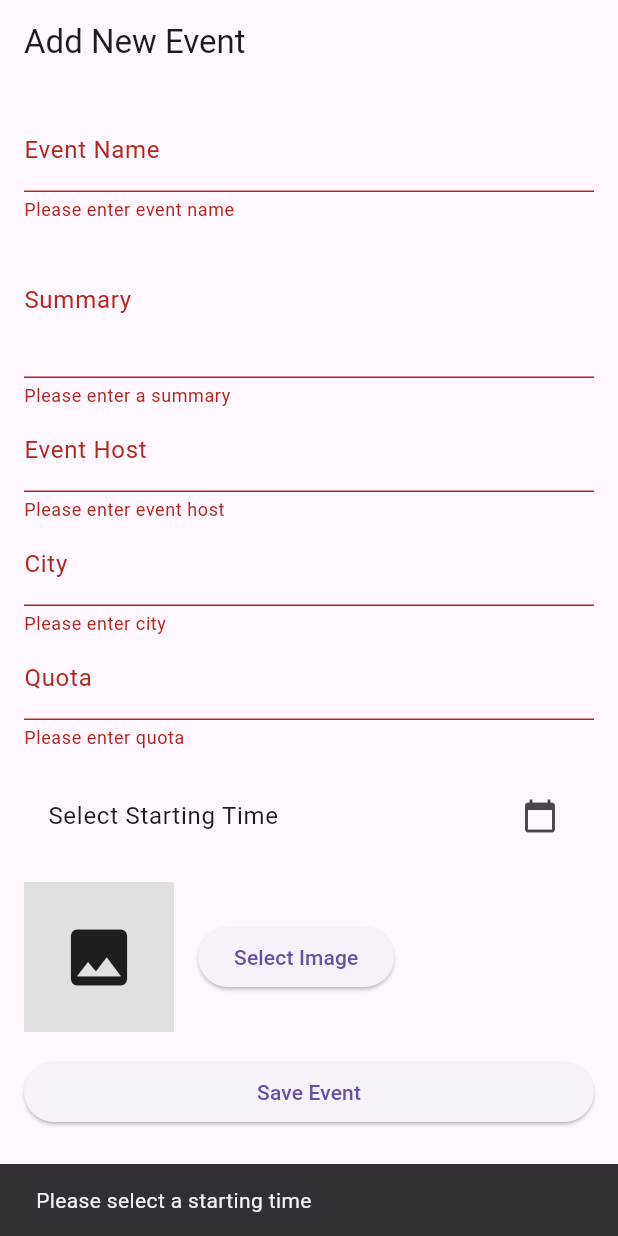
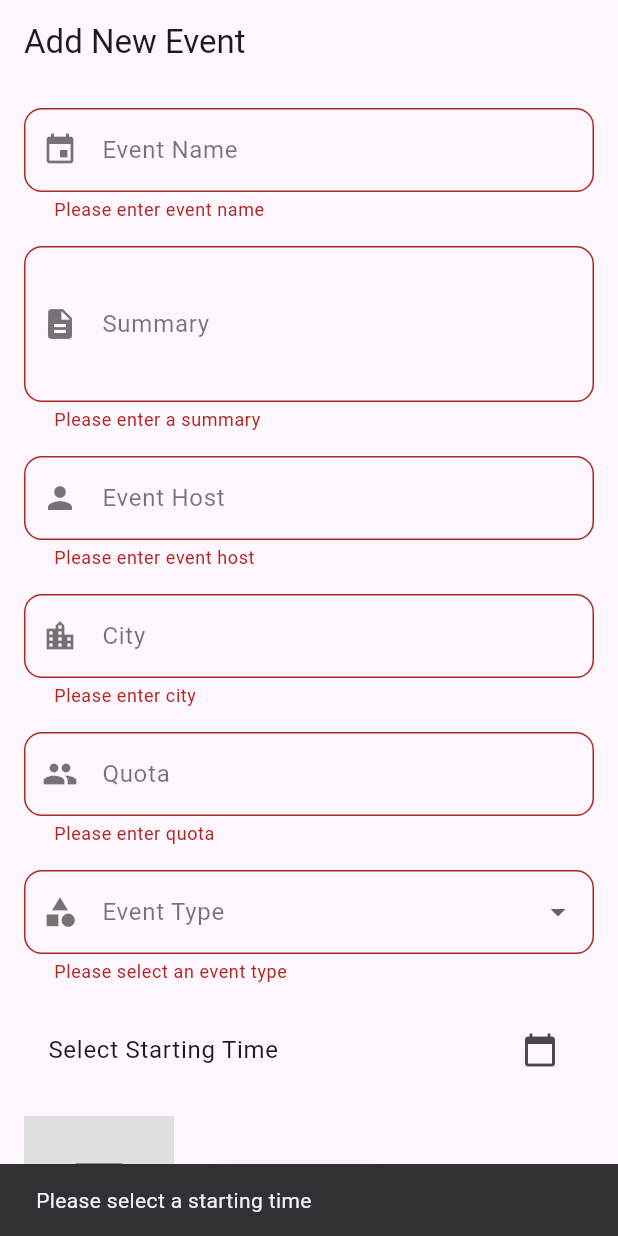
Before and after one commit to veixyn/uasppb_2021130024, a Flutter app: the AddEventForm screen opened directly, after a tap on "Save Event", on a phone screen of 412 x 824 dp. Run offline on Flutter 3.47's test engine with Material 3 defaults, Android fonts, the light colour scheme and no system bars; our stand-ins replace cloud_firestore, firebase_auth, firebase_core, image_picker; missing offline and left inert: dart:html; accounts and stored records are empty.

Commit message:
Modified add_event_screen.dart to add one form field, a dropdown select box to choose whether an event is a "seminar" or an "online" event.

```diff
--- a/lib/main.dart
+++ b/lib/main.dart
@@ -45,7 +45,7 @@ class AuthWrapper extends StatelessWidget {
       stream: FirebaseAuth.instance.authStateChanges(),
       builder: (context, snapshot) {
         if (snapshot.connectionState == ConnectionState.waiting) {
-          return Scaffold(
+          return const Scaffold(
             body: Center(child: CircularProgressIndicator()),
           );
         } else if (snapshot.hasData) {
@@ -54,7 +54,7 @@ class AuthWrapper extends StatelessWidget {
             future: _getUserRole(user.uid),
             builder: (context, roleSnapshot) {
               if (roleSnapshot.connectionState == ConnectionState.waiting) {
-                return Scaffold(
+                return const Scaffold(
                   body: Center(child: CircularProgressIndicator()),
                 );
               }
--- a/lib/screens/add_event_screen.dart
+++ b/lib/screens/add_event_screen.dart
@@ -1,9 +1,10 @@
+import 'package:flutter/foundation.dart';
 import 'package:flutter/material.dart';
 import 'package:cloud_firestore/cloud_firestore.dart';
 import 'package:image_picker/image_picker.dart';
 import 'dart:io';
 import 'dart:convert';
-import 'dart:typed_data';
+import 'dart:html' as html;
 
 class AddEventForm extends StatefulWidget {
   @override
@@ -20,14 +21,35 @@ class _AddEventFormState extends State<AddEventForm> {
   DateTime? _selectedDateTime;
   Uint8List? _selectedImageBytes;
   final ImagePicker _picker = ImagePicker();
+  String? _selectedEventType;
 
   // Function to select an image from the gallery and convert to bytes
   Future<void> _pickImage() async {
-    final pickedFile = await _picker.pickImage(source: ImageSource.gallery);
-    if (pickedFile != null) {
-      setState(() {
-        _selectedImageBytes = File(pickedFile.path).readAsBytesSync();
+    if (kIsWeb) {
+      // Web-specific logic
+      final html.FileUploadInputElement uploadInput = html.FileUploadInputElement();
+      uploadInput.accept = 'image/*'; // Accept only images
+      uploadInput.click();
+
+      uploadInput.onChange.listen((event) async {
+        final file = uploadInput.files!.first;
+        final reader = html.FileReader();
+
+        reader.readAsArrayBuffer(file);
+        reader.onLoadEnd.listen((event) {
+          setState(() {
+            _selectedImageBytes = reader.result as Uint8List?;
+          });
+        });
       });
+    } else {
+      // Mobile/desktop logic
+      final pickedFile = await _picker.pickImage(source: ImageSource.gallery);
+      if (pickedFile != null) {
+        setState(() {
+          _selectedImageBytes = File(pickedFile.path).readAsBytesSync();
+        });
+      }
     }
   }
 
@@ -60,12 +82,14 @@ class _AddEventFormState extends State<AddEventForm> {
 
   // Function to save event data to Firestore, including the image as base64
   Future<void> _saveEvent() async {
-    if (_formKey.currentState!.validate() && _selectedDateTime != null) {
+    if (_formKey.currentState!.validate() &&
+        _selectedDateTime != null &&
+        _selectedEventType != null) {
       try {
-        // Convert the image to base64 if it exists
-        final imageBase64 = _selectedImageBytes != null ? base64Encode(_selectedImageBytes!) : null;
+        final imageBase64 = _selectedImageBytes != null
+            ? base64Encode(_selectedImageBytes!)
+            : null;
 
-        // Save event data to Firestore
         await FirebaseFirestore.instance.collection('events').add({
           'eventName': _eventNameController.text.trim(),
           'summary': _summaryController.text.trim(),
@@ -73,8 +97,9 @@ class _AddEventFormState extends State<AddEventForm> {
           'city': _cityController.text.trim(),
           'quota': int.parse(_quotaController.text.trim()),
           'registrants': 0,
-          'startingTime': _selectedDateTime,  // Use selected date and time
-          'imageBase64': imageBase64,  // Store image as base64
+          'startingTime': _selectedDateTime,
+          'eventType': _selectedEventType,
+          'imageBase64': imageBase64,
           'createdAt': Timestamp.now(),
         });
 
@@ -85,6 +110,7 @@ class _AddEventFormState extends State<AddEventForm> {
         setState(() {
           _selectedDateTime = null;
           _selectedImageBytes = null;
+          _selectedEventType = null;
         });
       } catch (e) {
         ScaffoldMessenger.of(context).showSnackBar(
@@ -95,7 +121,28 @@ class _AddEventFormState extends State<AddEventForm> {
       ScaffoldMessenger.of(context).showSnackBar(
         const SnackBar(content: Text("Please select a starting time")),
       );
+    } else if (_selectedEventType == null) {
+      ScaffoldMessenger.of(context).showSnackBar(
+        const SnackBar(content: Text("Please select an event type")),
+      );
     }
+  }
+
+  InputDecoration _buildInputDecoration(String label, IconData icon) {
+    return InputDecoration(
+      labelText: label,
+      labelStyle: const TextStyle(color: Colors.black54),
+      prefixIcon: Icon(icon, color: Colors.black54),
+      border: OutlineInputBorder(
+        borderRadius: BorderRadius.circular(12.0),
+        borderSide: const BorderSide(color: Colors.black54),
+      ),
+      focusedBorder: OutlineInputBorder(
+        borderRadius: BorderRadius.circular(12.0),
+        borderSide: const BorderSide(color: Colors.blue, width: 2.0),
+      ),
+      contentPadding: const EdgeInsets.symmetric(vertical: 16.0, horizontal: 16.0),
+    );
   }
 
   @override
@@ -112,7 +159,7 @@ class _AddEventFormState extends State<AddEventForm> {
             children: [
               TextFormField(
                 controller: _eventNameController,
-                decoration: const InputDecoration(labelText: 'Event Name'),
+                decoration: _buildInputDecoration('Event Name', Icons.event),
                 validator: (value) {
                   if (value == null || value.isEmpty) {
                     return 'Please enter event name';
@@ -120,9 +167,10 @@ class _AddEventFormState extends State<AddEventForm> {
                   return null;
                 },
               ),
+              const SizedBox(height: 16),
               TextFormField(
                 controller: _summaryController,
-                decoration: const InputDecoration(labelText: 'Summary'),
+                decoration: _buildInputDecoration('Summary', Icons.description),
                 maxLines: 3,
                 validator: (value) {
                   if (value == null || value.isEmpty) {
@@ -131,9 +179,10 @@ class _AddEventFormState extends State<AddEventForm> {
                   return null;
                 },
               ),
+              const SizedBox(height: 16),
               TextFormField(
                 controller: _eventHostController,
-                decoration: const InputDecoration(labelText: 'Event Host'),
+                decoration: _buildInputDecoration('Event Host', Icons.person),
                 validator: (value) {
                   if (value == null || value.isEmpty) {
                     return 'Please enter event host';
@@ -141,9 +190,10 @@ class _AddEventFormState extends State<AddEventForm> {
                   return null;
                 },
               ),
+              const SizedBox(height: 16),
               TextFormField(
                 controller: _cityController,
-                decoration: const InputDecoration(labelText: 'City'),
+                decoration: _buildInputDecoration('City', Icons.location_city),
                 validator: (value) {
                   if (value == null || value.isEmpty) {
                     return 'Please enter city';
@@ -151,9 +201,10 @@ class _AddEventFormState extends State<AddEventForm> {
                   return null;
                 },
               ),
+              const SizedBox(height: 16),
               TextFormField(
                 controller: _quotaController,
-                decoration: const InputDecoration(labelText: 'Quota'),
+                decoration: _buildInputDecoration('Quota', Icons.people),
                 keyboardType: TextInputType.number,
                 validator: (value) {
                   if (value == null || value.isEmpty) {
@@ -166,20 +217,41 @@ class _AddEventFormState extends State<AddEventForm> {
                 },
               ),
               const SizedBox(height: 16),
+              DropdownButtonFormField<String>(
+                value: _selectedEventType,
+                decoration: _buildInputDecoration('Event Type', Icons.category),
+                items: const [
+                  DropdownMenuItem(value: 'seminar', child: Text('Seminar')),
+                  DropdownMenuItem(value: 'online', child: Text('Online')),
+                ],
+                onChanged: (value) {
+                  setState(() {
+                    _selectedEventType = value;
+                  });
+                },
+                validator: (value) {
+                  if (value == null || value.isEmpty) {
+                    return 'Please select an event type';
+                  }
+                  return null;
+                },
+              ),
+              const SizedBox(height: 16),
               ListTile(
                 title: Text(
                   _selectedDateTime == null
                       ? 'Select Starting Time'
                       : 'Starting Time: ${_selectedDateTime.toString()}',
                 ),
-                trailing: Icon(Icons.calendar_today),
+                trailing: const Icon(Icons.calendar_today),
                 onTap: _pickDateTime,
               ),
               const SizedBox(height: 16),
               Row(
                 children: [
                   _selectedImageBytes != null
-                      ? Image.memory(_selectedImageBytes!, width: 100, height: 100, fit: BoxFit.cover)
+                      ? Image.memory(_selectedImageBytes!,
+                      width: 100, height: 100, fit: BoxFit.cover)
                       : Container(
                     width: 100,
                     height: 100,
```
